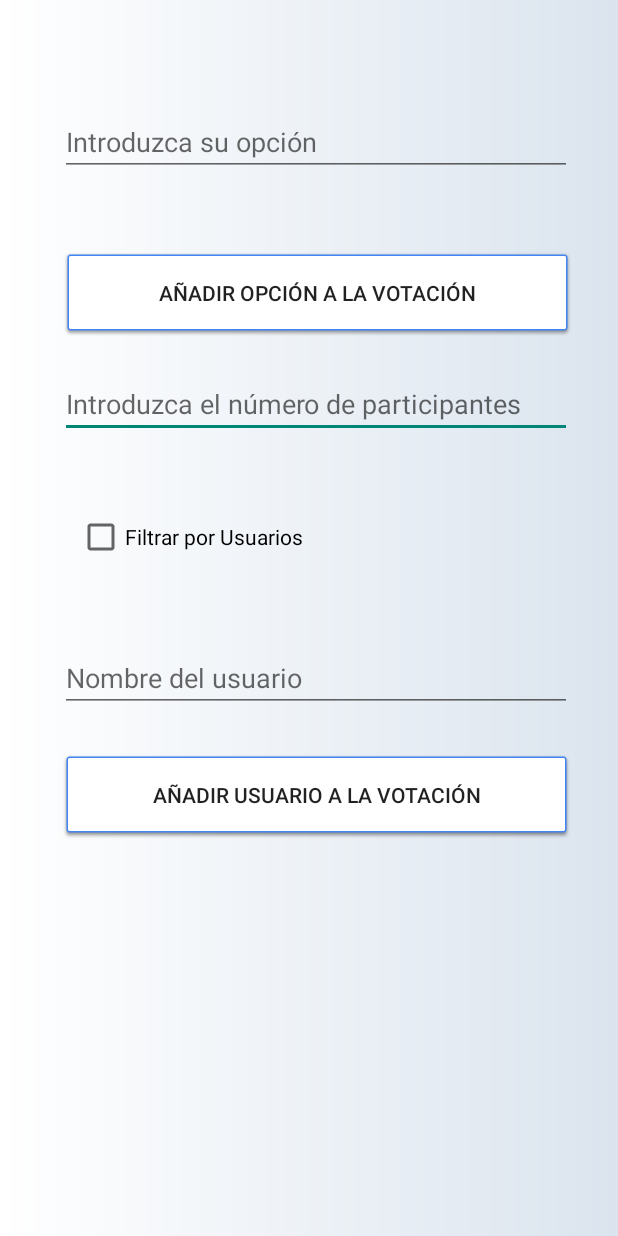
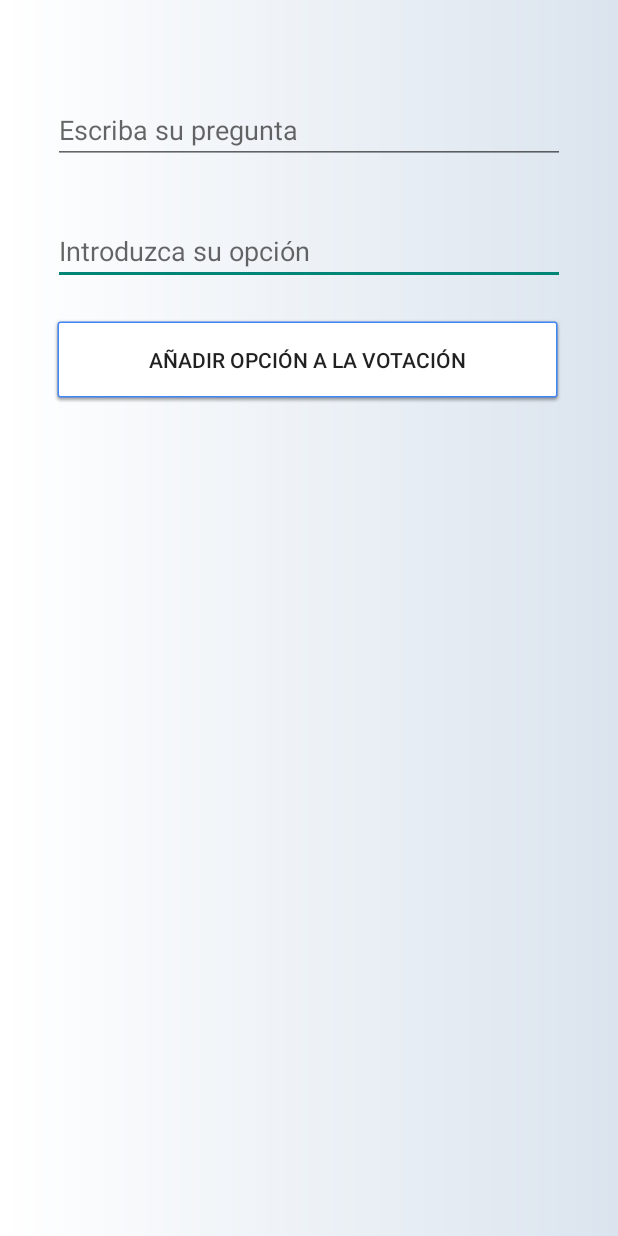
Before and after one commit to danielSainero/appVote, an Android app: the NewPoll screen opened directly, with no data from a screen before it, on a phone screen of 412 x 824 dp. Run offline under Robolectric (Android 15) with nearby library versions, the phone set to English and light mode, and no system bars; our stand-ins replace Firebase (no records; nobody signed in at launch, a user with empty details on screens opened directly); Roboto replaces fonts that are not available here.

```diff
--- a/app/src/main/java/sainero/dani/appvote/NewPoll.kt
+++ b/app/src/main/java/sainero/dani/appvote/NewPoll.kt
@@ -2,10 +2,45 @@ package sainero.dani.appvote
 
 import androidx.appcompat.app.AppCompatActivity
 import android.os.Bundle
+import android.widget.ArrayAdapter
+import android.widget.Toast
+import com.google.firebase.auth.FirebaseAuth
+import com.google.firebase.auth.ktx.auth
+import com.google.firebase.firestore.FirebaseFirestore
+import com.google.firebase.ktx.Firebase
+import com.google.firebase.storage.FirebaseStorage
+import com.google.firebase.storage.ktx.storage
+import sainero.dani.appvote.databinding.ActivityMainBinding
+import sainero.dani.appvote.databinding.ActivityNewPollBinding
+import kotlin.math.log
 
 class NewPoll : AppCompatActivity() {
+
+    private lateinit var auth: FirebaseAuth
+    private lateinit var  binding: ActivityNewPollBinding
+    private lateinit var db: FirebaseFirestore
+    private lateinit var storage: FirebaseStorage
+
     override fun onCreate(savedInstanceState: Bundle?) {
         super.onCreate(savedInstanceState)
-        setContentView(R.layout.activity_new_poll)
+        binding = ActivityNewPollBinding.inflate(layoutInflater)
+        setContentView(binding.root)
+
+        auth = Firebase.auth
+        var options = mutableListOf("Opciones:")
+        var contentAdapter: ArrayAdapter<String>
+
+//  ArrayAdapter<String>(this, binding.optionList,options)
+
+        binding.newPollAddOption.setOnClickListener{
+            if (binding.newPollOption.text.isEmpty() || binding.newPollOption.text.toString().trim().equals("")) return@setOnClickListener
+
+            options.add(binding.newPollOption.text.toString().trim())
+            contentAdapter = ArrayAdapter(this, android.R.layout.simple_list_item_1,options)
+            binding.optionList.adapter = contentAdapter
+            binding.newPollOption.setText("")
+        }
     }
+
+
 }
--- a/app/src/main/res/layout/activity_new_poll.xml
+++ b/app/src/main/res/layout/activity_new_poll.xml
@@ -8,94 +8,49 @@
     tools:context=".NewPoll">
 
     <EditText
-        android:id="@+id/newPollNumber"
+        android:id="@+id/newPollOption"
         android:layout_width="341dp"
         android:layout_height="39dp"
-        android:layout_marginStart="40dp"
-        android:layout_marginTop="28dp"
-        android:layout_marginEnd="40dp"
+        android:layout_marginStart="35dp"
+        android:layout_marginTop="41dp"
         android:ems="10"
-        android:hint="Introduzca el número de participantes"
-        android:inputType="number"
-        app:layout_constraintEnd_toEndOf="parent"
-        app:layout_constraintHorizontal_bias="0.0"
+        android:hint="Introduzca su opción"
+        android:inputType="text"
         app:layout_constraintStart_toStartOf="parent"
-        app:layout_constraintTop_toBottomOf="@+id/newPollAddOption"
+        app:layout_constraintTop_toBottomOf="@+id/Question"
         tools:ignore="TouchTargetSizeCheck" />
 
     <EditText
-        android:id="@+id/newPollOption"
+        android:id="@+id/Question"
         android:layout_width="341dp"
         android:layout_height="39dp"
-        android:layout_marginStart="40dp"
-        android:layout_marginTop="78dp"
-        android:layout_marginEnd="40dp"
-        android:layout_marginBottom="24dp"
+        android:layout_marginStart="35dp"
+        android:layout_marginTop="70dp"
         android:ems="10"
-        android:hint="Introduzca su opción"
+        android:hint="Escriba su pregunta"
         android:inputType="text"
-        app:layout_constraintBottom_toTopOf="@+id/newPollAddOption"
-        app:layout_constraintEnd_toEndOf="parent"
-        app:layout_constraintHorizontal_bias="0.0"
         app:layout_constraintStart_toStartOf="parent"
         app:layout_constraintTop_toTopOf="parent"
-        tools:ignore="TouchTargetSizeCheck" />
-
-    <EditText
-        android:id="@+id/newPollOption3"
-        android:layout_width="341dp"
-        android:layout_height="39dp"
-        android:layout_marginStart="40dp"
-        android:layout_marginTop="61dp"
-        android:layout_marginEnd="40dp"
-        android:ems="10"
-        android:hint="Nombre del usuario"
-        android:inputType="text"
-        app:layout_constraintEnd_toEndOf="parent"
-        app:layout_constraintHorizontal_bias="0.0"
-        app:layout_constraintStart_toStartOf="parent"
-        app:layout_constraintTop_toBottomOf="@+id/checkBox4"
         tools:ignore="TouchTargetSizeCheck" />
 
     <Button
         android:id="@+id/newPollAddOption"
         android:layout_width="342dp"
         android:layout_height="59dp"
-        android:layout_marginStart="40dp"
-        android:layout_marginTop="24dp"
-        android:layout_marginEnd="29dp"
-        android:layout_marginBottom="40dp"
+        android:layout_marginStart="34dp"
+        android:layout_marginTop="20dp"
         android:background="@drawable/common_google_signin_btn_icon_dark_normal_background"
         android:text="Añadir opción a la votación"
-        app:layout_constraintBottom_toTopOf="@+id/newPollNumber"
-        app:layout_constraintEnd_toEndOf="parent"
         app:layout_constraintStart_toStartOf="parent"
         app:layout_constraintTop_toBottomOf="@+id/newPollOption" />
 
-    <Button
-        android:id="@+id/newPollAddOption2"
-        android:layout_width="342dp"
-        android:layout_height="59dp"
-        android:layout_marginStart="40dp"
-        android:layout_marginTop="25dp"
-        android:layout_marginEnd="29dp"
-        android:background="@drawable/common_google_signin_btn_icon_dark_normal_background"
-        android:text="Añadir usuario a la votación"
-        app:layout_constraintEnd_toEndOf="parent"
-        app:layout_constraintHorizontal_bias="0.0"
+    <ListView
+        android:id="@+id/optionList"
+        android:layout_width="250dp"
+        android:layout_height="217dp"
+        android:layout_marginStart="80dp"
+        android:layout_marginTop="20dp"
         app:layout_constraintStart_toStartOf="parent"
-        app:layout_constraintTop_toBottomOf="@+id/newPollOption3" />
+        app:layout_constraintTop_toBottomOf="@+id/newPollAddOption" />
 
-    <CheckBox
-        android:id="@+id/checkBox4"
-        android:layout_width="wrap_content"
-        android:layout_height="wrap_content"
-        android:layout_marginStart="50dp"
-        android:layout_marginTop="50dp"
-        android:layout_marginEnd="209dp"
-        android:text="Filtrar por Usuarios"
-        app:layout_constraintEnd_toEndOf="parent"
-        app:layout_constraintStart_toStartOf="parent"
-        app:layout_constraintTop_toBottomOf="@+id/newPollNumber"
-        tools:ignore="TouchTargetSizeCheck" />
 </androidx.constraintlayout.widget.ConstraintLayout>
--- a/app/src/main/res/layout/activity_perfil.xml
+++ b/app/src/main/res/layout/activity_perfil.xml
@@ -24,7 +24,7 @@
         tools:ignore="TouchTargetSizeCheck" />
 
     <ImageView
-        android:id="@+id/imageView3"
+        android:id="@+id/perfilImg"
         android:layout_width="wrap_content"
         android:layout_height="wrap_content"
         android:layout_marginStart="77dp"
@@ -50,7 +50,7 @@
         app:layout_constraintEnd_toEndOf="parent"
         app:layout_constraintHorizontal_bias="0.6"
         app:layout_constraintStart_toStartOf="parent"
-        app:layout_constraintTop_toBottomOf="@+id/imageView3"
+        app:layout_constraintTop_toBottomOf="@+id/perfilImg"
         tools:ignore="TouchTargetSizeCheck" />
 
     <EditText
--- a/app/src/main/res/layout/activity_register.xml
+++ b/app/src/main/res/layout/activity_register.xml
@@ -38,7 +38,7 @@
         app:layout_constraintEnd_toEndOf="parent"
         app:layout_constraintHorizontal_bias="0.0"
         app:layout_constraintStart_toStartOf="parent"
-        app:layout_constraintTop_toBottomOf="@+id/imageView"
+        app:layout_constraintTop_toBottomOf="@+id/registerImg"
         tools:ignore="TouchTargetSizeCheck" />
 
     <EditText
@@ -141,7 +141,7 @@
         tools:ignore="TouchTargetSizeCheck" />
 
     <ImageView
-        android:id="@+id/imageView"
+        android:id="@+id/registerImg"
         android:layout_width="0dp"
         android:layout_height="148dp"
         android:layout_marginStart="95dp"
```
Also changed, not shown: app/build.gradle (+7 -0 lines), app/src/main/AndroidManifest.xml (+6 -4 lines), app/src/main/java/sainero/dani/appvote/MainActivity.kt (+27 -0 lines), app/src/main/java/sainero/dani/appvote/Perfil.kt (+39 -0 lines), app/src/main/java/sainero/dani/appvote/register.kt (+87 -22 lines).
